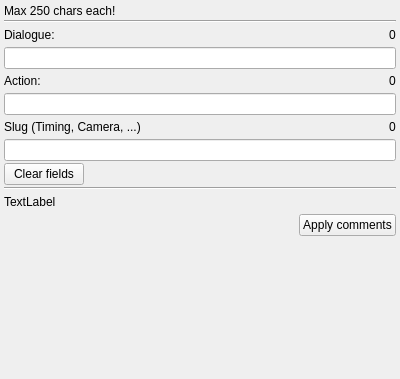
This is app/ui/framecommentwidget.ui in pencil2d/pencil as Qt 5 draws it before an edit. The edited form follows.
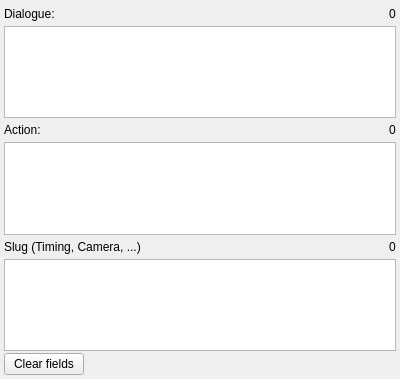
This is the edited form. Custom widgets are drawn as their Qt base class.

```diff
--- a/app/ui/framecommentwidget.ui
+++ b/app/ui/framecommentwidget.ui
@@ -29,20 +29,6 @@
    <property name="bottomMargin">
     <number>4</number>
    </property>
-   <item>
-    <widget class="QLabel" name="labMax100chars">
-     <property name="text">
-      <string>Max 250 chars each!</string>
-     </property>
-    </widget>
-   </item>
-   <item>
-    <widget class="Line" name="line">
-     <property name="orientation">
-      <enum>Qt::Horizontal</enum>
-     </property>
-    </widget>
-   </item>
    <item>
     <layout class="QHBoxLayout" name="horizontalLayout">
      <item>
@@ -75,11 +61,7 @@
     </layout>
    </item>
    <item>
-    <widget class="QLineEdit" name="leDialogue">
-     <property name="maxLength">
-      <number>250</number>
-     </property>
-    </widget>
+    <widget class="KeyFrameTextEdit" name="textEditDialogue"/>
    </item>
    <item>
     <layout class="QHBoxLayout" name="horizontalLayout_2">
@@ -113,11 +95,7 @@
     </layout>
    </item>
    <item>
-    <widget class="QLineEdit" name="leAction">
-     <property name="maxLength">
-      <number>250</number>
-     </property>
-    </widget>
+    <widget class="KeyFrameTextEdit" name="textEditAction"/>
    </item>
    <item>
     <layout class="QHBoxLayout" name="horizontalLayout_3">
@@ -151,11 +129,7 @@
     </layout>
    </item>
    <item>
-    <widget class="QLineEdit" name="leNotes">
-     <property name="maxLength">
-      <number>250</number>
-     </property>
-    </widget>
+    <widget class="KeyFrameTextEdit" name="textEditSlug"/>
    </item>
    <item>
     <layout class="QHBoxLayout" name="horizontalLayout_4">
@@ -181,76 +155,15 @@
      </item>
     </layout>
    </item>
-   <item>
-    <widget class="Line" name="line_2">
-     <property name="orientation">
-      <enum>Qt::Horizontal</enum>
-     </property>
-    </widget>
-   </item>
-   <item>
-    <layout class="QHBoxLayout" name="horizontalLayout_6">
-     <item>
-      <widget class="QLabel" name="labLayerFrame">
-       <property name="text">
-        <string>TextLabel</string>
-       </property>
-      </widget>
-     </item>
-     <item>
-      <spacer name="horizontalSpacer_6">
-       <property name="orientation">
-        <enum>Qt::Horizontal</enum>
-       </property>
-       <property name="sizeHint" stdset="0">
-        <size>
-         <width>40</width>
-         <height>20</height>
-        </size>
-       </property>
-      </spacer>
-     </item>
-    </layout>
-   </item>
-   <item>
-    <layout class="QHBoxLayout" name="horizontalLayout_5">
-     <item>
-      <spacer name="horizontalSpacer_5">
-       <property name="orientation">
-        <enum>Qt::Horizontal</enum>
-       </property>
-       <property name="sizeHint" stdset="0">
-        <size>
-         <width>40</width>
-         <height>20</height>
-        </size>
-       </property>
-      </spacer>
-     </item>
-     <item>
-      <widget class="QPushButton" name="btnApplyComments">
-       <property name="text">
-        <string>Apply comments</string>
-       </property>
-      </widget>
-     </item>
-    </layout>
-   </item>
-   <item>
-    <spacer name="verticalSpacer">
-     <property name="orientation">
-      <enum>Qt::Vertical</enum>
-     </property>
-     <property name="sizeHint" stdset="0">
-      <size>
-       <width>20</width>
-       <height>117</height>
-      </size>
-     </property>
-    </spacer>
-   </item>
   </layout>
  </widget>
+ <customwidgets>
+  <customwidget>
+   <class>KeyFrameTextEdit</class>
+   <extends>QPlainTextEdit</extends>
+   <header>keyframetextedit.h</header>
+  </customwidget>
+ </customwidgets>
  <resources/>
  <connections/>
 </ui>
```
Left out of the diff: 12 changed lines with no effect on the pictures.
